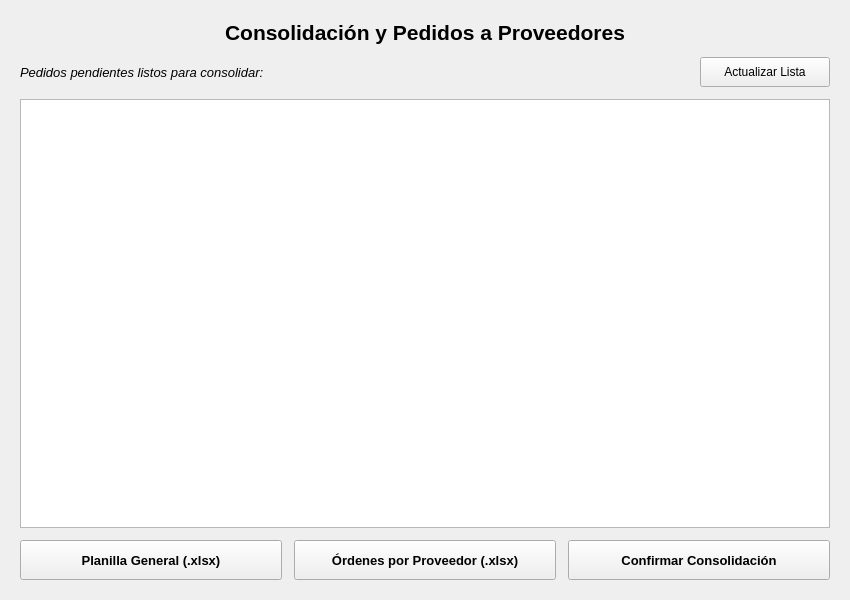
This is src/views/consolidacion.ui in benitezluciano/rosario-compras-sistema as Qt 5 draws it before an edit. The edited form follows.
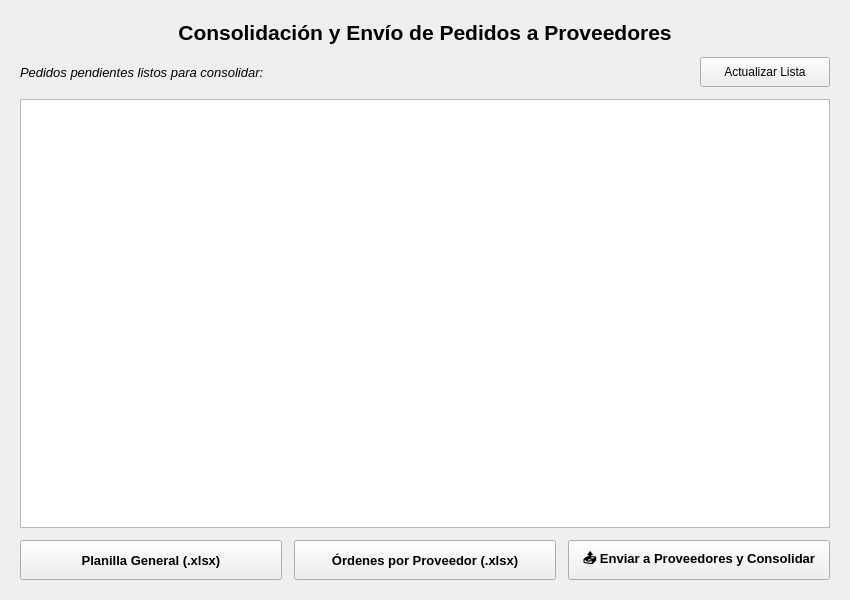
This is the edited form.

The edit to the form file:
```diff
--- a/src/views/consolidacion.ui
+++ b/src/views/consolidacion.ui
@@ -39,7 +39,7 @@
       </font>
      </property>
      <property name="text">
-      <string>Consolidación y Pedidos a Proveedores</string>
+      <string>Consolidación y Envío de Pedidos a Proveedores</string>
      </property>
      <property name="alignment">
       <set>Qt::AlignCenter</set>
@@ -154,7 +154,7 @@
         </font>
        </property>
        <property name="text">
-        <string>Confirmar Consolidación</string>
+        <string>📤 Enviar a Proveedores y Consolidar</string>
        </property>
       </widget>
      </item>
```
